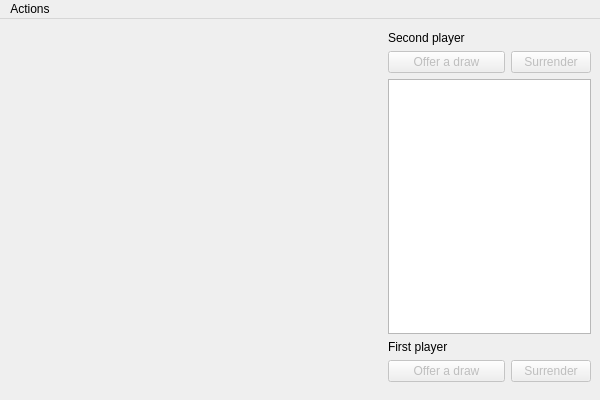
First picture: the form in uiFiles/MainWindowUi.ui, repository aedobrynin/smallChess, before the edit.
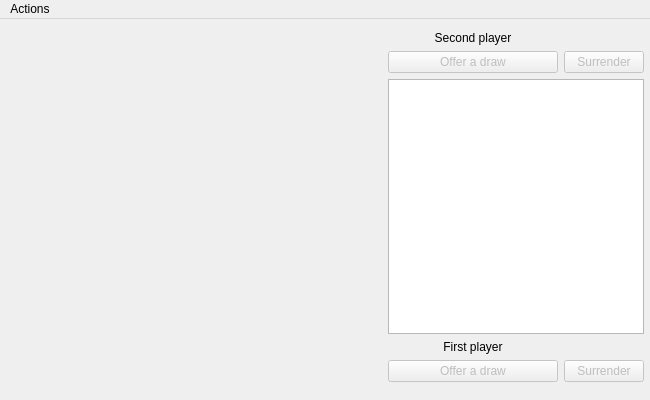
Second picture: the form after the edit. Icons and pictures are not drawn.

```diff
--- a/uiFiles/MainWindowUi.ui
+++ b/uiFiles/MainWindowUi.ui
@@ -6,7 +6,7 @@
    <rect>
     <x>0</x>
     <y>0</y>
-    <width>600</width>
+    <width>650</width>
     <height>400</height>
    </rect>
   </property>
@@ -18,13 +18,13 @@
   </property>
   <property name="minimumSize">
    <size>
-    <width>600</width>
+    <width>650</width>
     <height>400</height>
    </size>
   </property>
   <property name="maximumSize">
    <size>
-    <width>600</width>
+    <width>650</width>
     <height>400</height>
    </size>
   </property>
@@ -41,18 +41,27 @@
      <rect>
       <x>388</x>
       <y>12</y>
-      <width>203</width>
+      <width>256</width>
       <height>351</height>
      </rect>
     </property>
     <layout class="QGridLayout" name="rightColumnLayout">
-     <item row="4" column="1" colspan="2">
-      <widget class="QPushButton" name="firstPlayerSurrenderBtn">
-       <property name="enabled">
-        <bool>false</bool>
+     <property name="sizeConstraint">
+      <enum>QLayout::SetDefaultConstraint</enum>
+     </property>
+     <item row="0" column="0">
+      <widget class="QLabel" name="secondPlayerNickname">
+       <property name="sizePolicy">
+        <sizepolicy hsizetype="Expanding" vsizetype="Minimum">
+         <horstretch>0</horstretch>
+         <verstretch>0</verstretch>
+        </sizepolicy>
        </property>
        <property name="text">
-        <string>Surrender</string>
+        <string>Second player</string>
+       </property>
+       <property name="alignment">
+        <set>Qt::AlignCenter</set>
        </property>
       </widget>
      </item>
@@ -62,7 +71,7 @@
         <bool>false</bool>
        </property>
        <property name="sizePolicy">
-        <sizepolicy hsizetype="MinimumExpanding" vsizetype="Fixed">
+        <sizepolicy hsizetype="Expanding" vsizetype="Minimum">
          <horstretch>0</horstretch>
          <verstretch>0</verstretch>
         </sizepolicy>
@@ -72,15 +81,56 @@
        </property>
       </widget>
      </item>
-     <item row="3" column="0" colspan="3">
+     <item row="2" column="0" colspan="2">
+      <widget class="QListWidget" name="movesList"/>
+     </item>
+     <item row="3" column="0">
       <widget class="QLabel" name="firstPlayerNickname">
+       <property name="sizePolicy">
+        <sizepolicy hsizetype="Expanding" vsizetype="Minimum">
+         <horstretch>0</horstretch>
+         <verstretch>0</verstretch>
+        </sizepolicy>
+       </property>
        <property name="text">
         <string>First player</string>
        </property>
+       <property name="alignment">
+        <set>Qt::AlignCenter</set>
+       </property>
       </widget>
      </item>
-     <item row="2" column="0" colspan="3">
-      <widget class="QListWidget" name="movesList"/>
+     <item row="4" column="1">
+      <widget class="QPushButton" name="firstPlayerSurrenderBtn">
+       <property name="enabled">
+        <bool>false</bool>
+       </property>
+       <property name="sizePolicy">
+        <sizepolicy hsizetype="Fixed" vsizetype="Minimum">
+         <horstretch>0</horstretch>
+         <verstretch>0</verstretch>
+        </sizepolicy>
+       </property>
+       <property name="text">
+        <string>Surrender</string>
+       </property>
+      </widget>
+     </item>
+     <item row="1" column="1">
+      <widget class="QPushButton" name="secondPlayerSurrenderBtn">
+       <property name="enabled">
+        <bool>false</bool>
+       </property>
+       <property name="sizePolicy">
+        <sizepolicy hsizetype="Fixed" vsizetype="Minimum">
+         <horstretch>0</horstretch>
+         <verstretch>0</verstretch>
+        </sizepolicy>
+       </property>
+       <property name="text">
+        <string>Surrender</string>
+       </property>
+      </widget>
      </item>
      <item row="1" column="0">
       <widget class="QPushButton" name="secondPlayerOfferDrawBtn">
@@ -88,7 +138,7 @@
         <bool>false</bool>
        </property>
        <property name="sizePolicy">
-        <sizepolicy hsizetype="MinimumExpanding" vsizetype="Fixed">
+        <sizepolicy hsizetype="Expanding" vsizetype="Minimum">
          <horstretch>0</horstretch>
          <verstretch>0</verstretch>
         </sizepolicy>
@@ -98,23 +148,6 @@
        </property>
       </widget>
      </item>
-     <item row="1" column="1" colspan="2">
-      <widget class="QPushButton" name="secondPlayerSurrenderBtn">
-       <property name="enabled">
-        <bool>false</bool>
-       </property>
-       <property name="text">
-        <string>Surrender</string>
-       </property>
-      </widget>
-     </item>
-     <item row="0" column="0" colspan="3">
-      <widget class="QLabel" name="secondPlayerNickname">
-       <property name="text">
-        <string>Second player</string>
-       </property>
-      </widget>
-     </item>
     </layout>
    </widget>
   </widget>
@@ -123,7 +156,7 @@
     <rect>
      <x>0</x>
      <y>0</y>
-     <width>600</width>
+     <width>650</width>
      <height>22</height>
     </rect>
    </property>
```
